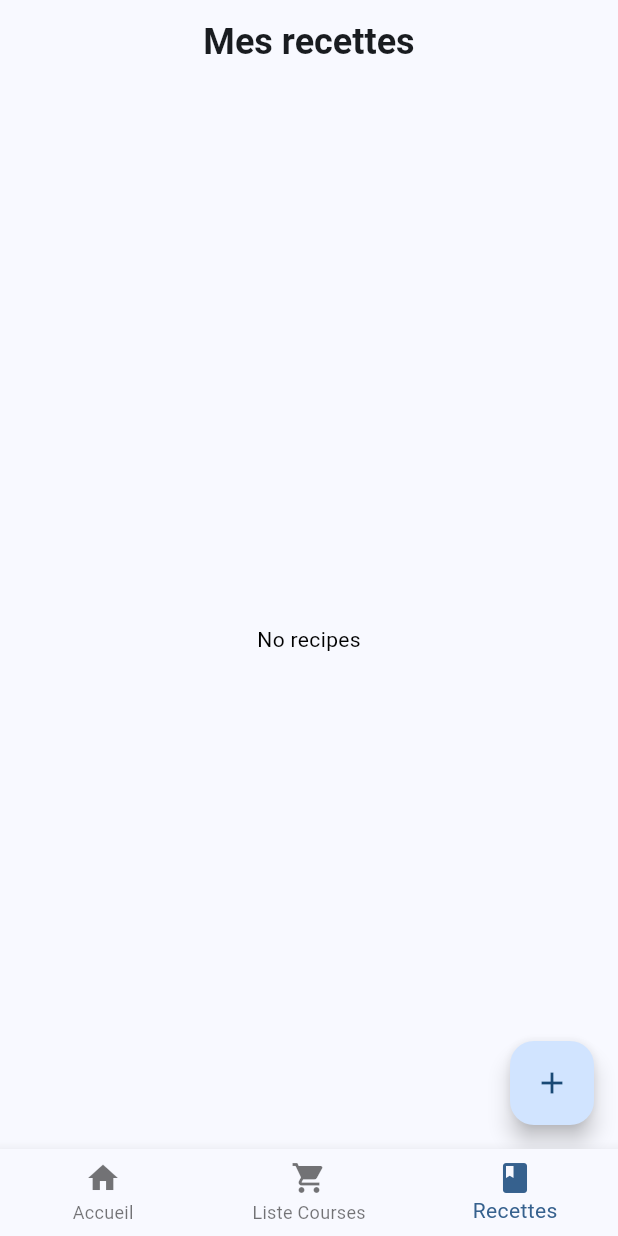
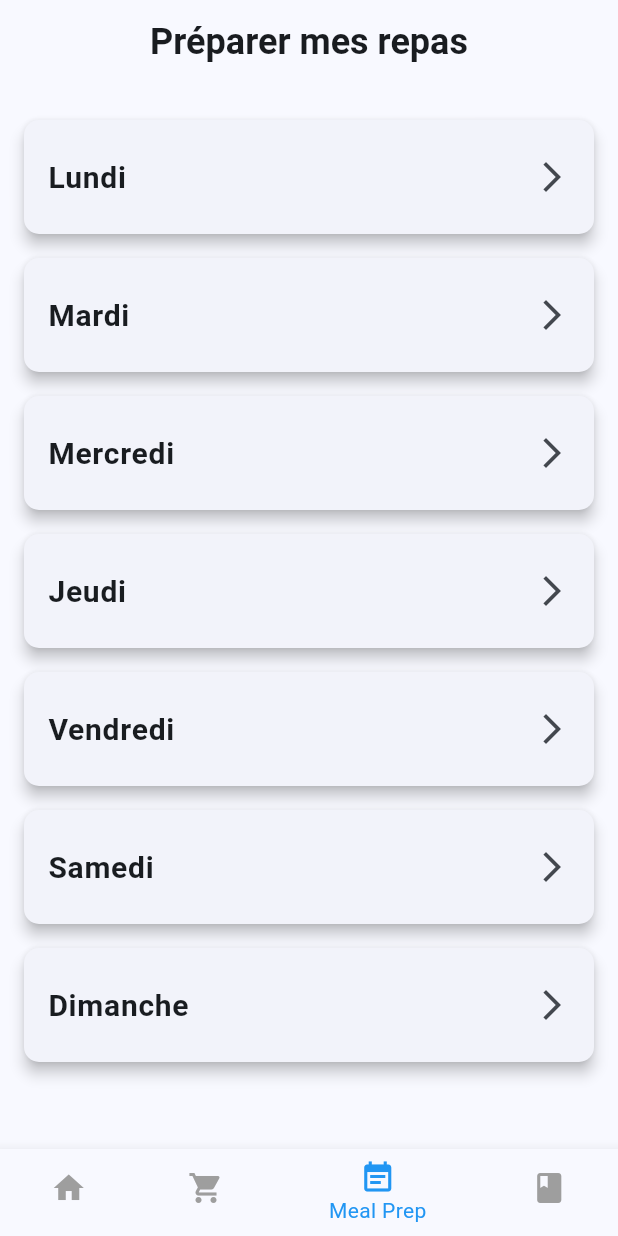
Before and after one commit to leon-morival/cooking_app, a Flutter app: the screen it shows once a user with an empty profile is signed in, item 3 of the bottom bar chosen, on a phone screen of 412 x 824 dp. Run offline on Flutter 3.47's test engine with Material 3 defaults, Android fonts, the phone set to English and light mode, and no system bars; our stand-ins replace cloud_firestore, firebase_auth, firebase_core, google_fonts, hive, hive_flutter and 1 more; accounts and stored records are empty; Roboto replaces fonts that are missing (Alice).

```diff
--- a/lib/views/main_page.dart
+++ b/lib/views/main_page.dart
@@ -1,3 +1,4 @@
+import 'package:cooking_app/views/meal_prep_page.dart';
 import 'package:flutter/material.dart';
 import 'package:cooking_app/views/home_page.dart';
 import 'package:cooking_app/views/recipes_page.dart';
@@ -16,6 +17,7 @@ class _MainPageState extends State<MainPage> {
   final List<Widget> _pages = [
     const HomePage(),
     const ShoppingListPage(),
+    const MealPrepPage(),
     const RecipesPage(),
   ];
 
@@ -40,10 +42,18 @@ class _MainPageState extends State<MainPage> {
             label: 'Liste Courses',
           ),
           BottomNavigationBarItem(
+            icon: Icon(Icons.event_note),
+            label: 'Meal Prep',
+          ),
+          BottomNavigationBarItem(
             icon: Icon(Icons.book),
             label: 'Recettes',
           ),
         ],
+        // Explicitly set colors
+        selectedItemColor: Colors.blue, // Color for selected item
+        unselectedItemColor: Colors.grey, // Color for unselected items
+        backgroundColor: Colors.white, // Background color of the bar
       ),
     );
   }
--- /dev/null
+++ b/lib/views/meal_prep_page.dart
@@ -0,0 +1,68 @@
+import 'package:flutter/material.dart';
+
+class MealPrepPage extends StatefulWidget {
+  const MealPrepPage({super.key});
+
+  @override
+  State<MealPrepPage> createState() => _MealPrepPageState();
+}
+
+class _MealPrepPageState extends State<MealPrepPage> {
+  final List<String> _daysOfWeek = [
+    'Lundi',
+    'Mardi',
+    'Mercredi',
+    'Jeudi',
+    'Vendredi',
+    'Samedi',
+    'Dimanche'
+  ];
+
+  @override
+  Widget build(BuildContext context) {
+    return Scaffold(
+      appBar: AppBar(
+        title: const Padding(
+          padding: EdgeInsets.symmetric(horizontal: 15),
+          child: Text(
+            "Préparer mes repas",
+            style: TextStyle(fontSize: 24, fontWeight: FontWeight.bold),
+          ),
+        ),
+        centerTitle: true,
+      ),
+      body: SingleChildScrollView(
+        child: Padding(
+          padding: const EdgeInsets.all(16.0),
+          child: Column(
+            children: _daysOfWeek.map((day) {
+              return Card(
+                margin: const EdgeInsets.symmetric(vertical: 8.0),
+                shape: RoundedRectangleBorder(
+                  borderRadius: BorderRadius.circular(10),
+                ),
+                elevation: 4,
+                child: ListTile(
+                  contentPadding: const EdgeInsets.symmetric(
+                      vertical: 10.0, horizontal: 16.0),
+                  title: Text(
+                    day,
+                    style: const TextStyle(
+                      fontSize: 20,
+                      fontWeight: FontWeight.w600,
+                    ),
+                  ),
+                  trailing: const Icon(Icons.arrow_forward_ios),
+                  onTap: () {
+                    // Handle tap event for each day
+                    print('Clicked on $day');
+                  },
+                ),
+              );
+            }).toList(),
+          ),
+        ),
+      ),
+    );
+  }
+}
```
Also changed, not shown: lib/models/review_model.dart (added, +36 -0 lines), lib/views/recipe_detail_page.dart (+7 -7 lines).
